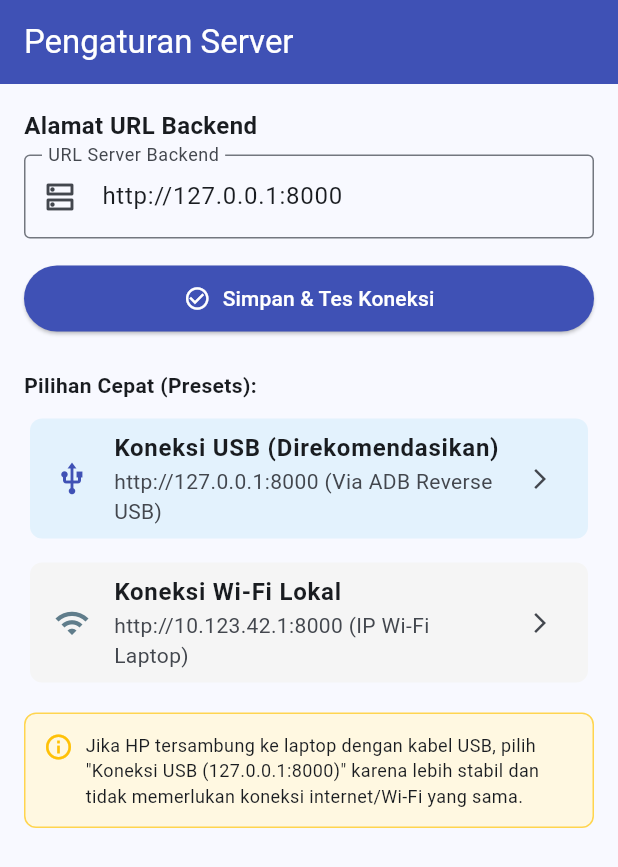
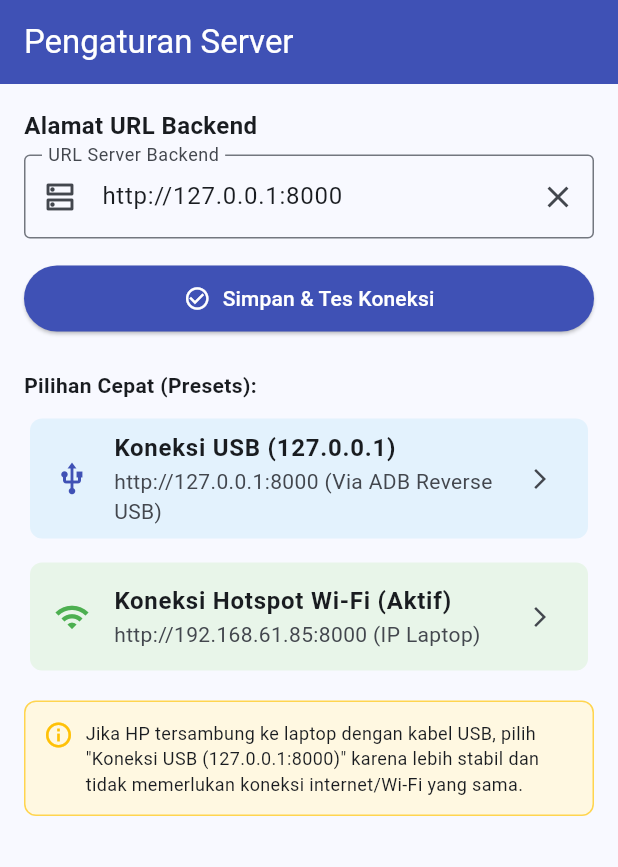
Before and after one commit to sakhiasyam18/apilkasi-absensi, a Flutter app: the SettingsScreen screen opened by its route, on a phone screen of 412 x 824 dp. Shown: the top 867 px of the screen. Run offline on Flutter 3.47's test engine with Material 3 defaults, Android fonts, the light colour scheme and no system bars; our stand-ins replace camera, connectivity_plus, dio, file_picker, flutter_image_compress, flutter_riverpod and 3 more; missing offline and left inert: google_mlkit_face_detection; accounts and stored records are empty.

Commit message:
feat: complete wireless face attendance testing, server presets and gitignore

```diff
--- a/mobile/lib/features/settings/settings_screen.dart
+++ b/mobile/lib/features/settings/settings_screen.dart
@@ -67,11 +67,15 @@ class _SettingsScreenState extends ConsumerState<SettingsScreen> {
             const SizedBox(height: 8),
             TextField(
               controller: _urlController,
-              decoration: const InputDecoration(
+              decoration: InputDecoration(
                 labelText: 'URL Server Backend',
-                hintText: 'http://127.0.0.1:8000',
-                border: OutlineInputBorder(),
-                prefixIcon: Icon(Icons.dns_outlined),
+                hintText: 'http://192.168.61.85:8000',
+                border: const OutlineInputBorder(),
+                prefixIcon: const Icon(Icons.dns_outlined),
+                suffixIcon: IconButton(
+                  icon: const Icon(Icons.clear),
+                  onPressed: () => _urlController.clear(),
+                ),
               ),
             ),
             const SizedBox(height: 16),
@@ -97,7 +101,7 @@ class _SettingsScreenState extends ConsumerState<SettingsScreen> {
               shape: RoundedRectangleBorder(borderRadius: BorderRadius.circular(8)),
               child: ListTile(
                 leading: const Icon(Icons.usb, color: Colors.indigo),
-                title: const Text('Koneksi USB (Direkomendasikan)', style: TextStyle(fontWeight: FontWeight.bold)),
+                title: const Text('Koneksi USB (127.0.0.1)', style: TextStyle(fontWeight: FontWeight.bold)),
                 subtitle: const Text('http://127.0.0.1:8000 (Via ADB Reverse USB)'),
                 trailing: const Icon(Icons.arrow_forward_ios, size: 16),
                 onTap: () {
@@ -109,15 +113,15 @@ class _SettingsScreenState extends ConsumerState<SettingsScreen> {
             const SizedBox(height: 8),
             Card(
               elevation: 0,
-              color: Colors.grey.shade100,
+              color: Colors.green.shade50,
               shape: RoundedRectangleBorder(borderRadius: BorderRadius.circular(8)),
               child: ListTile(
-                leading: const Icon(Icons.wifi, color: Colors.blueGrey),
-                title: const Text('Koneksi Wi-Fi Lokal', style: TextStyle(fontWeight: FontWeight.bold)),
-                subtitle: const Text('http://10.123.42.1:8000 (IP Wi-Fi Laptop)'),
+                leading: const Icon(Icons.wifi, color: Colors.green),
+                title: const Text('Koneksi Hotspot Wi-Fi (Aktif)', style: TextStyle(fontWeight: FontWeight.bold)),
+                subtitle: const Text('http://192.168.61.85:8000 (IP Laptop)'),
                 trailing: const Icon(Icons.arrow_forward_ios, size: 16),
                 onTap: () {
-                  _urlController.text = 'http://10.123.42.1:8000';
+                  _urlController.text = 'http://192.168.61.85:8000';
                   _testConnection();
                 },
               ),
```
Also changed, not shown: 4 other files.
